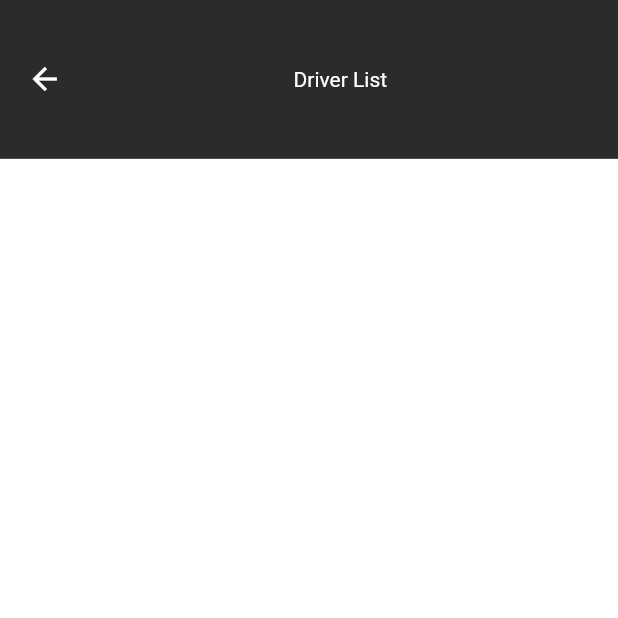
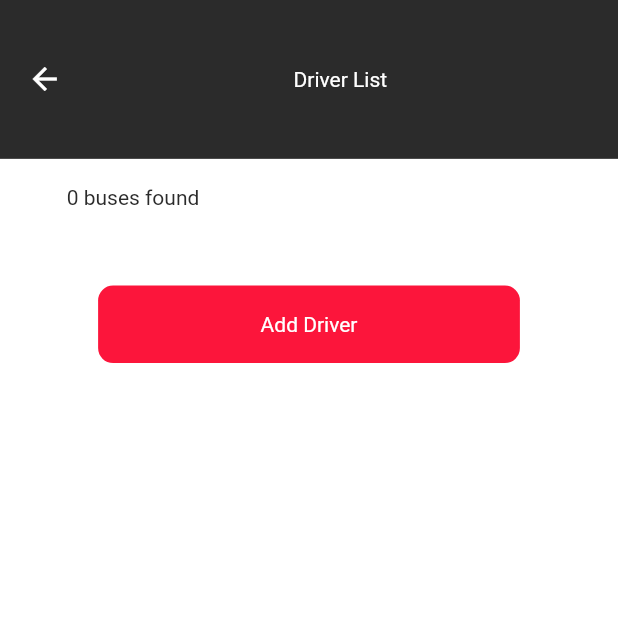
Before and after one commit to mr-ejlal/busProject, a Flutter app: the HomeScreenView screen opened by its route, after a tap on "Driver", on a phone screen of 412 x 824 dp, the top half of it. Run offline on Flutter 3.47's test engine with Material 2 defaults, Android fonts, the phone set to English and light mode, and no system bars; our stand-ins replace flutter_screenutil, get, shared_preferences; accounts and stored records are empty; network calls fail.

Commit message:
driverDelete

```diff
--- a/lib/controller/driver_list_screen.dart
+++ b/lib/controller/driver_list_screen.dart
@@ -1,5 +1,6 @@
 import 'package:bus_project/api_service/api_services.dart';
 import 'package:bus_project/model/driver_list_screen.dart';
+import 'package:bus_project/routes/routes.dart';
 import 'package:flutter/cupertino.dart';
 import 'package:get/get.dart';
 
@@ -23,4 +24,12 @@ class DriverListController extends GetxController {
     DriverListModel data = await ApiService.getDriverList();
     driverData.value = data.driverList ?? <DriverList>[];
   }
+
+  deleteDriver({required DriverList driver}) async {
+    DriverDeleteResponse data =
+        await ApiService.deleteDriver(driverId: driver.id ?? 0);
+    if (data.status == true) {
+      driverData.remove(driver);
+    }
+  }
 }
--- a/lib/model/driver_list_screen.dart
+++ b/lib/model/driver_list_screen.dart
@@ -62,3 +62,33 @@ class DriverList {
         "license_no": licenseNo,
       };
 }
+// To parse this JSON data, do
+//
+//     final driverDeleteResponse = driverDeleteResponseFromJson(jsonString);
+
+DriverDeleteResponse driverDeleteResponseFromJson(String str) =>
+    DriverDeleteResponse.fromJson(json.decode(str));
+
+String driverDeleteResponseToJson(DriverDeleteResponse data) =>
+    json.encode(data.toJson());
+
+class DriverDeleteResponse {
+  DriverDeleteResponse({
+    this.status,
+    this.message,
+  });
+
+  bool? status;
+  String? message;
+
+  factory DriverDeleteResponse.fromJson(Map<String, dynamic> json) =>
+      DriverDeleteResponse(
+        status: json["status"],
+        message: json["message"],
+      );
+
+  Map<String, dynamic> toJson() => {
+        "status": status,
+        "message": message,
+      };
+}
--- a/lib/routes/routes.dart
+++ b/lib/routes/routes.dart
@@ -1,6 +1,6 @@
 String loginScreenRoute = "/loginScreenRoute";
 String splashScreenRoute = '/splashScreenRoute';
 String homeScreenRoute = '/homeScreenRoute';
-String driverEditScreenRoute = '/driverListScreenRoute';
+String driverAddScreenRoute = '/driverAddScreenRoute';
 String driverListScreenRoute = '/driverListScreenRoute';
 String busLayoutScreenRoute = '/busLayoutScreenRoute';
--- a/lib/utils/images.dart
+++ b/lib/utils/images.dart
@@ -2,3 +2,4 @@ String appLogo = "assets/images/appLogo.png";
 String busImage = "assets/images/busImage.png";
 String driverImage = "assets/images/driverImage.png";
 String ksrtcImage = "assets/images/ksrtcImage.png";
+String driversImage = "assets/images/driversImage.png";
--- a/lib/view/driver_list_screen.dart
+++ b/lib/view/driver_list_screen.dart
@@ -1,7 +1,9 @@
+import 'package:bus_project/controller/driver_add_screen.dart';
 import 'package:bus_project/controller/driver_list_screen.dart';
 import 'package:bus_project/model/driver_list_screen.dart';
 import 'package:flutter/material.dart';
 import 'package:flutter_screenutil/flutter_screenutil.dart';
+import '../routes/routes.dart';
 import '../utils/colors.dart';
 import '../utils/images.dart';
 import 'package:get/get.dart';
@@ -31,6 +33,7 @@ class Body extends StatelessWidget {
   Widget build(BuildContext context) {
     return Container(
       child: Column(
+        mainAxisAlignment: MainAxisAlignment.start,
         children: [
           Container(
             height: 119.sp,
@@ -54,6 +57,22 @@ class Body extends StatelessWidget {
             ),
           ),
           SizedBox(
+            height: 20.sp,
+          ),
+          GetX<DriverListController>(builder: (c) {
+            return Row(
+              children: [
+                Padding(
+                  padding: EdgeInsets.only(left: 50.sp),
+                  child: Text(
+                    c.driverData.length.toString() + " buses found",
+                    style: TextStyle(color: CustomColor.black),
+                  ),
+                ),
+              ],
+            );
+          }),
+          SizedBox(
             height: 57.sp,
           ),
           GetX<DriverListController>(builder: (controller) {
@@ -63,6 +82,24 @@ class Body extends StatelessWidget {
                   .toList(),
             );
           }),
+          GestureDetector(
+            onTap: () {
+              Get.toNamed(driverAddScreenRoute);
+            },
+            child: Container(
+              width: 316.sp,
+              height: 58.sp,
+              decoration: BoxDecoration(
+                  color: CustomColor.red,
+                  borderRadius: BorderRadius.circular(10)),
+              child: Center(
+                child: Text(
+                  "Add Driver",
+                  style: TextStyle(color: CustomColor.white),
+                ),
+              ),
+            ),
+          )
         ],
       ),
     );
@@ -94,7 +131,7 @@ class DriverListWidget extends StatelessWidget {
             width: 80.sp,
             color: CustomColor.white2,
             child: Image.asset(
-              ksrtcImage,
+              driversImage,
               height: 74.sp,
             ),
           ),
@@ -108,7 +145,11 @@ class DriverListWidget extends StatelessWidget {
           SizedBox(
             width: 70.sp,
           ),
-          Container(
+          GestureDetector(
+            onTap: () {
+              DriverListController.to.deleteDriver(driver: item);
+            },
+            child: Container(
               width: 70.sp,
               height: 30.sp,
               decoration: BoxDecoration(
@@ -123,6 +164,7 @@ class DriverListWidget extends StatelessWidget {
                 ),
               ),
             ),
+          ),
         ],
       ),
     );
--- a/lib/view/home_screen.dart
+++ b/lib/view/home_screen.dart
@@ -144,6 +144,21 @@ Widget getBody() {
           ],
         ),
         SizedBox(
+          height: 22.sp,
+        ),
+        Row(
+          children: [
+            Padding(
+              padding: EdgeInsets.only(left: 50.sp),
+              child: Text(
+                HomeScreenController.to.busList.length.toString() +
+                    " buses found",
+                style: TextStyle(color: CustomColor.black),
+              ),
+            ),
+          ],
+        ),
+        SizedBox(
           height: 62.sp,
         ),
         Column(
```
Also changed, not shown: lib/api_service/api_services.dart (+21 -0 lines). Lines whose indentation alone changed are shown as unchanged.
